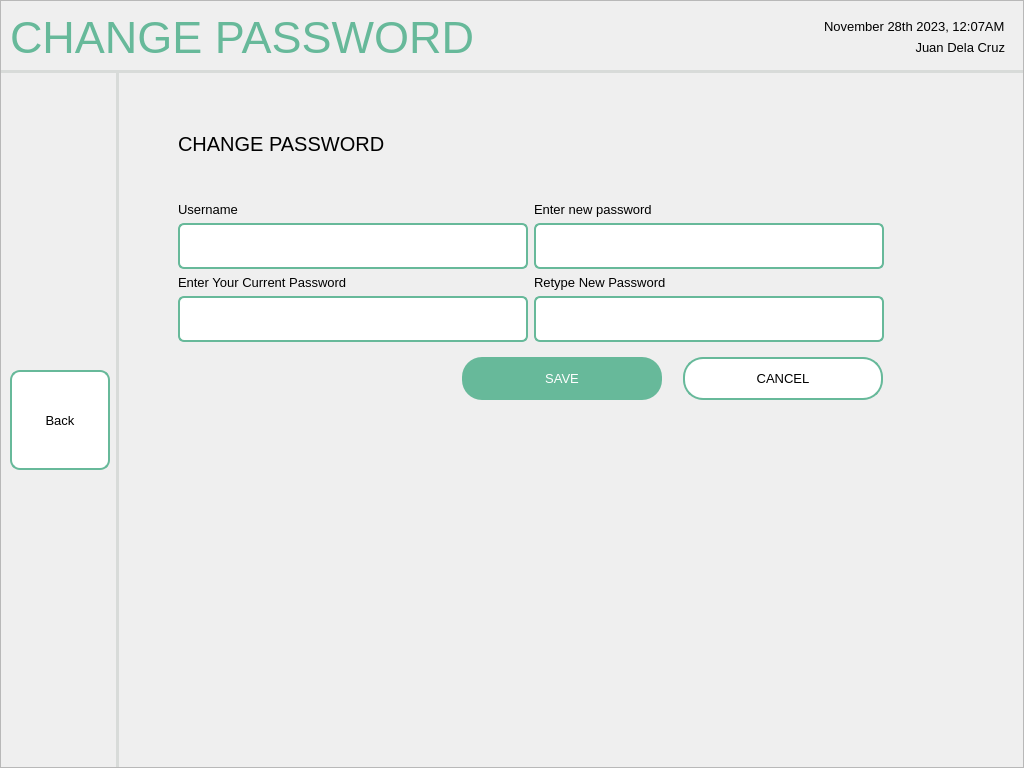
Old version of the form screens/ui/password/changePassword.ui in the repository sehae/POS-with-Inventory-System.
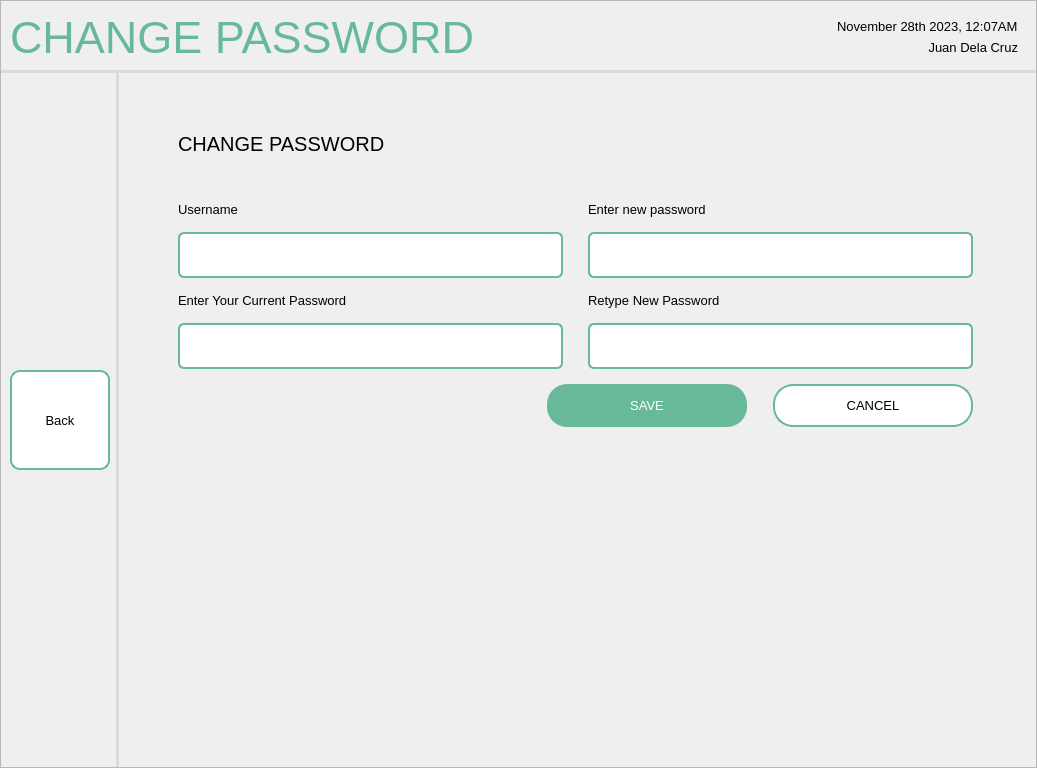
New version of the form. Icons and pictures are not drawn.

Patch:
```diff
--- a/screens/ui/password/changePassword.ui
+++ b/screens/ui/password/changePassword.ui
@@ -6,7 +6,7 @@
    <rect>
     <x>0</x>
     <y>0</y>
-    <width>1024</width>
+    <width>1037</width>
     <height>768</height>
    </rect>
   </property>
@@ -108,7 +108,7 @@
            <widget class="QFrame" name="frame">
             <layout class="QVBoxLayout" name="verticalLayout">
              <item>
-              <widget class="QLabel" name="label_2">
+              <widget class="QLabel" name="sysTimeDate">
                <property name="font">
                 <font>
                  <pointsize>10</pointsize>
@@ -120,7 +120,7 @@
               </widget>
              </item>
              <item>
-              <widget class="QLabel" name="label_3">
+              <widget class="QLabel" name="userName">
                <property name="font">
                 <font>
                  <pointsize>10</pointsize>
@@ -141,7 +141,7 @@
         </widget>
        </item>
        <item row="1" column="0">
-        <widget class="QWidget" name="widget_3" native="true">
+        <widget class="QWidget" name="navBar" native="true">
          <property name="sizePolicy">
           <sizepolicy hsizetype="Fixed" vsizetype="Preferred">
            <horstretch>0</horstretch>
@@ -156,7 +156,7 @@
          </property>
          <layout class="QVBoxLayout" name="verticalLayout_2">
           <item>
-           <widget class="QPushButton" name="pushButton">
+           <widget class="QPushButton" name="backBTN">
             <property name="sizePolicy">
              <sizepolicy hsizetype="Fixed" vsizetype="Fixed">
               <horstretch>0</horstretch>
@@ -202,7 +202,7 @@
              <string>Back</string>
             </property>
             <property name="icon">
-             <iconset resource="logo1.qrc">
+             <iconset>
               <normaloff>:/newPrefix/entypo_back.png</normaloff>:/newPrefix/entypo_back.png</iconset>
             </property>
             <property name="autoRepeat">
@@ -261,6 +261,12 @@
              </item>
              <item>
               <layout class="QFormLayout" name="formLayout">
+               <property name="horizontalSpacing">
+                <number>25</number>
+               </property>
+               <property name="verticalSpacing">
+                <number>15</number>
+               </property>
                <item row="0" column="0">
                 <widget class="QLabel" name="label_5">
                  <property name="sizePolicy">
@@ -291,166 +297,6 @@
                  </property>
                 </widget>
                </item>
-               <item row="1" column="0">
-                <widget class="QLineEdit" name="lineEdit">
-                 <property name="sizePolicy">
-                  <sizepolicy hsizetype="Fixed" vsizetype="Fixed">
-                   <horstretch>0</horstretch>
-                   <verstretch>0</verstretch>
-                  </sizepolicy>
-                 </property>
-                 <property name="minimumSize">
-                  <size>
-                   <width>350</width>
-                   <height>46</height>
-                  </size>
-                 </property>
-                 <property name="maximumSize">
-                  <size>
-                   <width>350</width>
-                   <height>46</height>
-                  </size>
-                 </property>
-                 <property name="styleSheet">
-                  <string notr="true">QLineEdit {
-    padding: 5px;
-    border: 2px solid #67B99A;
-    border-radius: 6px;
-    background-color: #FFFFFF;
-    selection-background-color: darkgray;
-}</string>
-                 </property>
-                </widget>
-               </item>
-               <item row="2" column="0">
-                <widget class="QLabel" name="label_6">
-                 <property name="sizePolicy">
-                  <sizepolicy hsizetype="Fixed" vsizetype="Preferred">
-                   <horstretch>0</horstretch>
-                   <verstretch>0</verstretch>
-                  </sizepolicy>
-                 </property>
-                 <property name="minimumSize">
-                  <size>
-                   <width>300</width>
-                   <height>0</height>
-                  </size>
-                 </property>
-                 <property name="maximumSize">
-                  <size>
-                   <width>300</width>
-                   <height>16777215</height>
-                  </size>
-                 </property>
-                 <property name="font">
-                  <font>
-                   <pointsize>10</pointsize>
-                  </font>
-                 </property>
-                 <property name="text">
-                  <string>Enter Your Current Password</string>
-                 </property>
-                </widget>
-               </item>
-               <item row="3" column="0">
-                <widget class="QLineEdit" name="lineEdit_2">
-                 <property name="sizePolicy">
-                  <sizepolicy hsizetype="Fixed" vsizetype="Fixed">
-                   <horstretch>0</horstretch>
-                   <verstretch>0</verstretch>
-                  </sizepolicy>
-                 </property>
-                 <property name="minimumSize">
-                  <size>
-                   <width>350</width>
-                   <height>46</height>
-                  </size>
-                 </property>
-                 <property name="maximumSize">
-                  <size>
-                   <width>350</width>
-                   <height>46</height>
-                  </size>
-                 </property>
-                 <property name="styleSheet">
-                  <string notr="true">QLineEdit {
-    padding: 5px;
-    border: 2px solid #67B99A;
-    border-radius: 6px;
-    background-color: #FFFFFF;
-    selection-background-color: darkgray;
-}</string>
-                 </property>
-                </widget>
-               </item>
-               <item row="1" column="1">
-                <widget class="QLineEdit" name="lineEdit_3">
-                 <property name="sizePolicy">
-                  <sizepolicy hsizetype="Fixed" vsizetype="Fixed">
-                   <horstretch>0</horstretch>
-                   <verstretch>0</verstretch>
-                  </sizepolicy>
-                 </property>
-                 <property name="minimumSize">
-                  <size>
-                   <width>350</width>
-                   <height>46</height>
-                  </size>
-                 </property>
-                 <property name="maximumSize">
-                  <size>
-                   <width>350</width>
-                   <height>46</height>
-                  </size>
-                 </property>
-                 <property name="styleSheet">
-                  <string notr="true">QLineEdit {
-    padding: 5px;
-    border: 2px solid #67B99A;
-    border-radius: 6px;
-    background-color: #FFFFFF;
-    selection-background-color: darkgray;
-}</string>
-                 </property>
-                 <property name="text">
-                  <string/>
-                 </property>
-                </widget>
-               </item>
-               <item row="3" column="1">
-                <widget class="QLineEdit" name="lineEdit_4">
-                 <property name="sizePolicy">
-                  <sizepolicy hsizetype="Fixed" vsizetype="Fixed">
-                   <horstretch>0</horstretch>
-                   <verstretch>0</verstretch>
-                  </sizepolicy>
-                 </property>
-                 <property name="minimumSize">
-                  <size>
-                   <width>350</width>
-                   <height>46</height>
-                  </size>
-                 </property>
-                 <property name="maximumSize">
-                  <size>
-                   <width>350</width>
-                   <height>46</height>
-                  </size>
-                 </property>
-                 <property name="styleSheet">
-                  <string notr="true">QLineEdit {
-    padding: 5px;
-    border: 2px solid #67B99A;
-    border-radius: 6px;
-    background-color: #FFFFFF;
-    selection-background-color: darkgray;
-}</string>
-                 </property>
-                 <property name="text">
-                  <string/>
-                 </property>
-                </widget>
-               </item>
                <item row="0" column="1">
                 <widget class="QLabel" name="label_7">
                  <property name="sizePolicy">
@@ -481,6 +327,36 @@
                  </property>
                 </widget>
                </item>
+               <item row="2" column="0">
+                <widget class="QLabel" name="label_6">
+                 <property name="sizePolicy">
+                  <sizepolicy hsizetype="Fixed" vsizetype="Preferred">
+                   <horstretch>0</horstretch>
+                   <verstretch>0</verstretch>
+                  </sizepolicy>
+                 </property>
+                 <property name="minimumSize">
+                  <size>
+                   <width>300</width>
+                   <height>0</height>
+                  </size>
+                 </property>
+                 <property name="maximumSize">
+                  <size>
+                   <width>300</width>
+                   <height>16777215</height>
+                  </size>
+                 </property>
+                 <property name="font">
+                  <font>
+                   <pointsize>10</pointsize>
+                  </font>
+                 </property>
+                 <property name="text">
+                  <string>Enter Your Current Password</string>
+                 </property>
+                </widget>
+               </item>
                <item row="2" column="1">
                 <widget class="QLabel" name="label_8">
                  <property name="sizePolicy">
@@ -511,6 +387,402 @@
                  </property>
                 </widget>
                </item>
+               <item row="1" column="0">
+                <widget class="QWidget" name="widget" native="true">
+                 <layout class="QHBoxLayout" name="horizontalLayout_4">
+                  <property name="spacing">
+                   <number>0</number>
+                  </property>
+                  <property name="leftMargin">
+                   <number>0</number>
+                  </property>
+                  <property name="topMargin">
+                   <number>0</number>
+                  </property>
+                  <property name="rightMargin">
+                   <number>0</number>
+                  </property>
+                  <property name="bottomMargin">
+                   <number>0</number>
+                  </property>
+                  <item>
+                   <widget class="QLineEdit" name="usernameFIELD">
+                    <property name="sizePolicy">
+                     <sizepolicy hsizetype="Fixed" vsizetype="Fixed">
+                      <horstretch>0</horstretch>
+                      <verstretch>0</verstretch>
+                     </sizepolicy>
+                    </property>
+                    <property name="minimumSize">
+                     <size>
+                      <width>350</width>
+                      <height>46</height>
+                     </size>
+                    </property>
+                    <property name="maximumSize">
+                     <size>
+                      <width>350</width>
+                      <height>46</height>
+                     </size>
+                    </property>
+                    <property name="styleSheet">
+                     <string notr="true">QLineEdit {
+    padding: 5px;
+    border-top: 2px solid #67B99A;
+    border-left: 2px solid #67B99A;
+    border-bottom: 2px solid #67B99A;
+    border-right: none;
+    border-top-left-radius: 6px;
+    border-bottom-left-radius: 6px;
+    border-top-right-radius: 0;
+    border-bottom-right-radius: 0;
+    background-color: #FFFFFF;
+    selection-background-color: darkgray;
+}
+</string>
+                    </property>
+                   </widget>
+                  </item>
+                  <item>
+                   <widget class="QPushButton" name="un_visibility">
+                    <property name="sizePolicy">
+                     <sizepolicy hsizetype="Fixed" vsizetype="Fixed">
+                      <horstretch>0</horstretch>
+                      <verstretch>0</verstretch>
+                     </sizepolicy>
+                    </property>
+                    <property name="minimumSize">
+                     <size>
+                      <width>35</width>
+                      <height>46</height>
+                     </size>
+                    </property>
+                    <property name="maximumSize">
+                     <size>
+                      <width>35</width>
+                      <height>46</height>
+                     </size>
+                    </property>
+                    <property name="styleSheet">
+                     <string notr="true">QPushButton {
+    padding: 5px;
+    border-top: 2px solid #67B99A;
+    border-left: none;
+    border-bottom: 2px solid #67B99A;
+    border-right: 2px solid #67B99A;
+    border-top-left-radius: 0;
+    border-bottom-left-radius: 0;
+    border-top-right-radius: 6px;
+    border-bottom-right-radius: 6px;
+    background-color: #FFFFFF;
+}
+</string>
+                    </property>
+                    <property name="text">
+                     <string/>
+                    </property>
+                   </widget>
+                  </item>
+                 </layout>
+                </widget>
+               </item>
+               <item row="1" column="1">
+                <widget class="QWidget" name="widget_4" native="true">
+                 <property name="sizePolicy">
+                  <sizepolicy hsizetype="Fixed" vsizetype="Fixed">
+                   <horstretch>0</horstretch>
+                   <verstretch>0</verstretch>
+                  </sizepolicy>
+                 </property>
+                 <layout class="QHBoxLayout" name="horizontalLayout_5">
+                  <property name="spacing">
+                   <number>0</number>
+                  </property>
+                  <property name="leftMargin">
+                   <number>0</number>
+                  </property>
+                  <property name="topMargin">
+                   <number>0</number>
+                  </property>
+                  <property name="rightMargin">
+                   <number>0</number>
+                  </property>
+                  <property name="bottomMargin">
+                   <number>0</number>
+                  </property>
+                  <item>
+                   <widget class="QLineEdit" name="newPassFIELD">
+                    <property name="sizePolicy">
+                     <sizepolicy hsizetype="Fixed" vsizetype="Fixed">
+                      <horstretch>0</horstretch>
+                      <verstretch>0</verstretch>
+                     </sizepolicy>
+                    </property>
+                    <property name="minimumSize">
+                     <size>
+                      <width>350</width>
+                      <height>46</height>
+                     </size>
+                    </property>
+                    <property name="maximumSize">
+                     <size>
+                      <width>350</width>
+                      <height>46</height>
+                     </size>
+                    </property>
+                    <property name="styleSheet">
+                     <string notr="true">QLineEdit {
+    padding: 5px;
+    border-top: 2px solid #67B99A;
+    border-left: 2px solid #67B99A;
+    border-bottom: 2px solid #67B99A;
+    border-right: none;
+    border-top-left-radius: 6px;
+    border-bottom-left-radius: 6px;
+    border-top-right-radius: 0;
+    border-bottom-right-radius: 0;
+    background-color: #FFFFFF;
+    selection-background-color: darkgray;
+}
+</string>
+                    </property>
+                    <property name="text">
+                     <string/>
+                    </property>
+                   </widget>
+                  </item>
+                  <item>
+                   <widget class="QPushButton" name="np_visibility">
+                    <property name="minimumSize">
+                     <size>
+                      <width>35</width>
+                      <height>46</height>
+                     </size>
+                    </property>
+                    <property name="maximumSize">
+                     <size>
+                      <width>35</width>
+                      <height>46</height>
+                     </size>
+                    </property>
+                    <property name="styleSheet">
+                     <string notr="true">QPushButton {
+    padding: 5px;
+    border-top: 2px solid #67B99A;
+    border-left: none;
+    border-bottom: 2px solid #67B99A;
+    border-right: 2px solid #67B99A;
+    border-top-left-radius: 0;
+    border-bottom-left-radius: 0;
+    border-top-right-radius: 6px;
+    border-bottom-right-radius: 6px;
+    background-color: #FFFFFF;
+}
+</string>
+                    </property>
+                    <property name="text">
+                     <string/>
+                    </property>
+                   </widget>
+                  </item>
+                 </layout>
+                </widget>
+               </item>
+               <item row="3" column="0">
+                <widget class="QWidget" name="widget_5" native="true">
+                 <layout class="QHBoxLayout" name="horizontalLayout_6">
+                  <property name="spacing">
+                   <number>0</number>
+                  </property>
+                  <property name="leftMargin">
+                   <number>0</number>
+                  </property>
+                  <property name="topMargin">
+                   <number>0</number>
+                  </property>
+                  <property name="rightMargin">
+                   <number>0</number>
+                  </property>
+                  <property name="bottomMargin">
+                   <number>0</number>
+                  </property>
+                  <item>
+                   <widget class="QLineEdit" name="currentPassFIELD">
+                    <property name="sizePolicy">
+                     <sizepolicy hsizetype="Fixed" vsizetype="Fixed">
+                      <horstretch>0</horstretch>
+                      <verstretch>0</verstretch>
+                     </sizepolicy>
+                    </property>
+                    <property name="minimumSize">
+                     <size>
+                      <width>350</width>
+                      <height>46</height>
+                     </size>
+                    </property>
+                    <property name="maximumSize">
+                     <size>
+                      <width>350</width>
+                      <height>46</height>
+                     </size>
+                    </property>
+                    <property name="styleSheet">
+                     <string notr="true">QLineEdit {
+    padding: 5px;
+    border-top: 2px solid #67B99A;
+    border-left: 2px solid #67B99A;
+    border-bottom: 2px solid #67B99A;
+    border-right: none;
+    border-top-left-radius: 6px;
+    border-bottom-left-radius: 6px;
+    border-top-right-radius: 0;
+    border-bottom-right-radius: 0;
+    background-color: #FFFFFF;
+    selection-background-color: darkgray;
+}
+</string>
+                    </property>
+                   </widget>
+                  </item>
+                  <item>
+                   <widget class="QPushButton" name="cp_visibility">
+                    <property name="minimumSize">
+                     <size>
+                      <width>35</width>
+                      <height>46</height>
+                     </size>
+                    </property>
+                    <property name="maximumSize">
+                     <size>
+                      <width>35</width>
+                      <height>46</height>
+                     </size>
+                    </property>
+                    <property name="styleSheet">
+                     <string notr="true">QPushButton {
+    padding: 5px;
+    border-top: 2px solid #67B99A;
+    border-left: none;
+    border-bottom: 2px solid #67B99A;
+    border-right: 2px solid #67B99A;
+    border-top-left-radius: 0;
+    border-bottom-left-radius: 0;
+    border-top-right-radius: 6px;
+    border-bottom-right-radius: 6px;
+    background-color: #FFFFFF;
+}
+</string>
+                    </property>
+                    <property name="text">
+                     <string/>
+                    </property>
+                   </widget>
+                  </item>
+                 </layout>
+                </widget>
+               </item>
+               <item row="3" column="1">
+                <widget class="QWidget" name="widget_7" native="true">
+                 <property name="sizePolicy">
+                  <sizepolicy hsizetype="Fixed" vsizetype="Fixed">
+                   <horstretch>0</horstretch>
+                   <verstretch>0</verstretch>
+                  </sizepolicy>
+                 </property>
+                 <layout class="QHBoxLayout" name="horizontalLayout_7">
+                  <property name="spacing">
+                   <number>0</number>
+                  </property>
+                  <property name="leftMargin">
+                   <number>0</number>
+                  </property>
+                  <property name="topMargin">
+                   <number>0</number>
+                  </property>
+                  <property name="rightMargin">
+                   <number>0</number>
+                  </property>
+                  <property name="bottomMargin">
+                   <number>0</number>
+                  </property>
+                  <item>
+                   <widget class="QLineEdit" name="retypeFIELD">
+                    <property name="sizePolicy">
+                     <sizepolicy hsizetype="Fixed" vsizetype="Fixed">
+                      <horstretch>0</horstretch>
+                      <verstretch>0</verstretch>
+                     </sizepolicy>
+                    </property>
+                    <property name="minimumSize">
+                     <size>
+                      <width>350</width>
+                      <height>46</height>
+                     </size>
+                    </property>
+                    <property name="maximumSize">
+                     <size>
+                      <width>350</width>
+                      <height>46</height>
+                     </size>
+                    </property>
+                    <property name="styleSheet">
+                     <string notr="true">QLineEdit {
+    padding: 5px;
+    border-top: 2px solid #67B99A;
+    border-left: 2px solid #67B99A;
+    border-bottom: 2px solid #67B99A;
+    border-right: none;
+    border-top-left-radius: 6px;
+    border-bottom-left-radius: 6px;
+    border-top-right-radius: 0;
+    border-bottom-right-radius: 0;
+    background-color: #FFFFFF;
+    selection-background-color: darkgray;
+}
+</string>
+                    </property>
+                    <property name="text">
+                     <string/>
+                    </property>
+                   </widget>
+                  </item>
+                  <item>
+                   <widget class="QPushButton" name="rp_visibility">
+                    <property name="minimumSize">
+                     <size>
+                      <width>35</width>
+                      <height>46</height>
+                     </size>
+                    </property>
+                    <property name="maximumSize">
+                     <size>
+                      <width>35</width>
+                      <height>46</height>
+                     </size>
+                    </property>
+                    <property name="styleSheet">
+                     <string notr="true">QPushButton {
+    padding: 5px;
+    border-top: 2px solid #67B99A;
+    border-left: none;
+    border-bottom: 2px solid #67B99A;
+    border-right: 2px solid #67B99A;
+    border-top-left-radius: 0;
+    border-bottom-left-radius: 0;
+    border-top-right-radius: 6px;
+    border-bottom-right-radius: 6px;
+    background-color: #FFFFFF;
+}
+</string>
+                    </property>
+                    <property name="text">
+                     <string/>
+                    </property>
+                   </widget>
+                  </item>
+                 </layout>
+                </widget>
+               </item>
               </layout>
              </item>
              <item>
@@ -526,14 +798,14 @@
                   </property>
                   <property name="sizeHint" stdset="0">
                    <size>
-                    <width>275</width>
+                    <width>360</width>
                     <height>20</height>
                    </size>
                   </property>
                  </spacer>
                 </item>
                 <item>
-                 <widget class="QPushButton" name="pushButton_2">
+                 <widget class="QPushButton" name="saveBTN">
                   <property name="sizePolicy">
                    <sizepolicy hsizetype="Fixed" vsizetype="Fixed">
                     <horstretch>0</horstretch>
@@ -582,14 +854,14 @@
                   </property>
                   <property name="sizeHint" stdset="0">
                    <size>
-                    <width>15</width>
+                    <width>20</width>
                     <height>20</height>
                    </size>
                   </property>
                  </spacer>
                 </item>
                 <item>
-                 <widget class="QPushButton" name="pushButton_3">
+                 <widget class="QPushButton" name="cancelBTN">
                   <property name="sizePolicy">
                    <sizepolicy hsizetype="Fixed" vsizetype="Fixed">
                     <horstretch>0</horstretch>
@@ -649,22 +921,22 @@
                </layout>
               </widget>
              </item>
+             <item>
+              <spacer name="verticalSpacer_2">
+               <property name="orientation">
+                <enum>Qt::Vertical</enum>
+               </property>
+               <property name="sizeHint" stdset="0">
+                <size>
+                 <width>20</width>
+                 <height>40</height>
+                </size>
+               </property>
+              </spacer>
+             </item>
             </layout>
            </widget>
           </item>
-          <item>
-           <spacer name="verticalSpacer_2">
-            <property name="orientation">
-             <enum>Qt::Vertical</enum>
-            </property>
-            <property name="sizeHint" stdset="0">
-             <size>
-              <width>20</width>
-              <height>40</height>
-             </size>
-            </property>
-           </spacer>
-          </item>
          </layout>
         </widget>
        </item>
```
Left out of the diff: 2 changed lines with no effect on the pictures.
